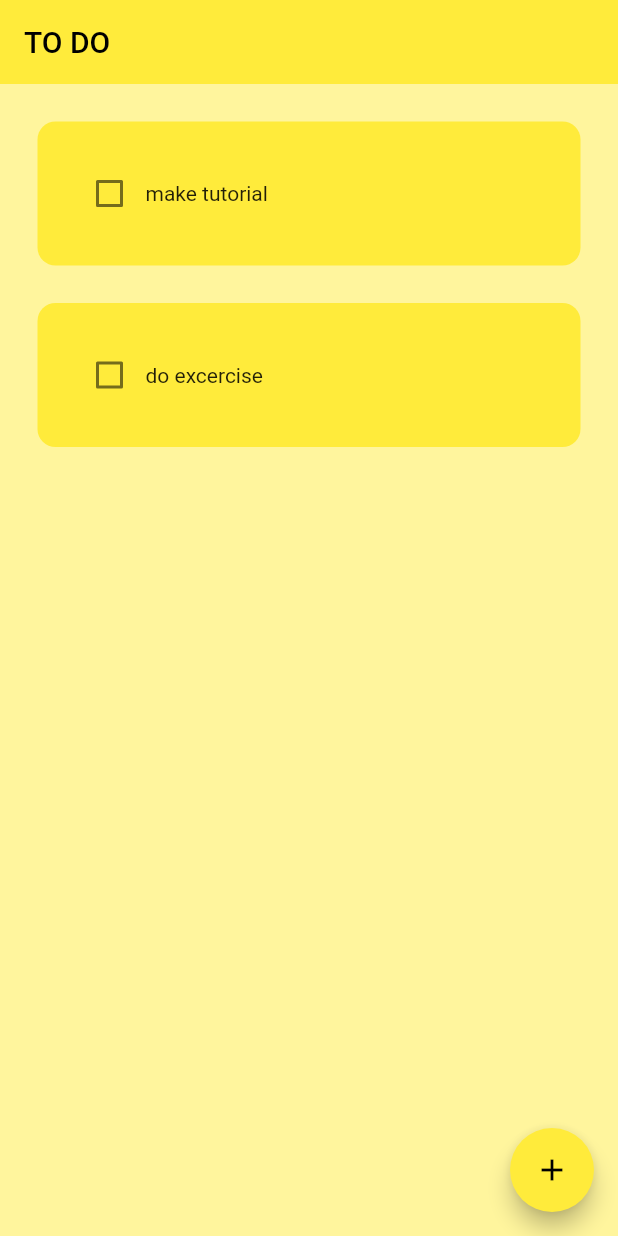
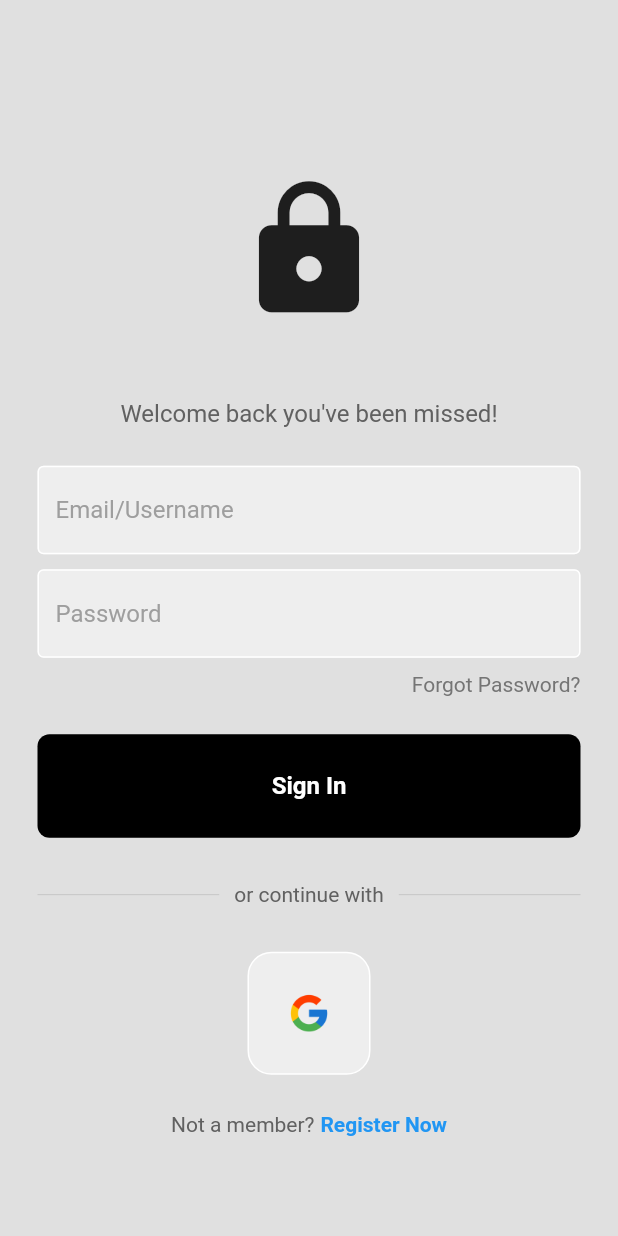
Before and after one commit to dhrm9/SaveYourDay, a Flutter app: the screen it shows after launch, on a phone screen of 412 x 824 dp. Run offline on Flutter 3.47's test engine with Material 2 defaults, Android fonts, the phone set to English and light mode, and no system bars; drawn by our look-alikes of flutter_slidable; our stand-ins replace firebase_auth, firebase_core, google_sign_in, hive_flutter; accounts and stored records are empty.

Commit message:
changes in some filees

```diff
--- /dev/null
+++ b/lib/components/my_button.dart
@@ -0,0 +1,39 @@
+import 'package:flutter/material.dart';
+
+class MyButton extends StatelessWidget {
+
+  final Function()? onTap;
+  final String text;
+
+
+  const MyButton({
+    super.key,
+    required this.onTap,
+    required this.text,
+    });
+
+  @override
+  Widget build(BuildContext context) {
+    return GestureDetector(
+      onTap: onTap,
+      child: Container(
+        padding: EdgeInsets.all(25),
+        margin: EdgeInsets.symmetric(horizontal: 25),
+        decoration:  BoxDecoration(
+          color: Colors.black,
+          borderRadius: BorderRadius.circular(8),
+          ),
+        child: Center(
+          child: Text(
+            text,
+            style: TextStyle(
+              color: Colors.white,
+              fontSize: 16,
+              fontWeight: FontWeight.bold,
+              ),
+            ),
+          ),
+      ),
+    );
+  }
+}
--- /dev/null
+++ b/lib/components/my_textfield.dart
@@ -0,0 +1,39 @@
+import 'package:flutter/material.dart';
+
+class MyTextField extends StatelessWidget {
+  final controller;
+  final String hintText;
+  final bool obscureText;
+
+   const MyTextField({
+    super.key,
+    required this.controller,
+    required this.hintText,
+    required this.obscureText,
+    });
+
+  @override
+  Widget build(BuildContext context) {
+    return Padding(
+
+      padding: const EdgeInsets.symmetric(horizontal: 25.0),
+      child: TextField(
+
+        controller: controller,
+        obscureText:obscureText,
+        decoration: InputDecoration(
+          enabledBorder: const OutlineInputBorder(
+            borderSide: BorderSide(color: Colors.white),
+          ),
+          focusedBorder: OutlineInputBorder(
+            borderSide: BorderSide(color: Colors.grey.shade400),
+          ),
+          fillColor: Colors.grey.shade200,
+          filled: true,
+          hintText: hintText,
+          hintStyle: TextStyle(color: Colors.grey[500])
+        ),
+      ),
+    );
+  }
+}
--- /dev/null
+++ b/lib/components/square_tile.dart
@@ -0,0 +1,32 @@
+
+import 'package:flutter/material.dart';
+
+class SquareTile extends StatelessWidget {
+  final String imagePath;
+  final Function()? onTap;
+
+  const SquareTile({
+    super.key,
+    required this.imagePath,
+    required this.onTap,
+    });
+
+  @override
+  Widget build(BuildContext context) {
+    return GestureDetector(
+      onTap: onTap,
+      child: Container(
+        padding: EdgeInsets.all(20),
+        decoration: BoxDecoration(
+          border: Border.all(color: Colors.white),
+          borderRadius: BorderRadius.circular(16),
+          color: Colors.grey[200],
+          ),
+        child: Image.asset(
+          imagePath,
+          height: 40,
+        ),
+      ),
+    );
+  }
+}
--- a/lib/main.dart
+++ b/lib/main.dart
@@ -1,9 +1,14 @@
 import 'package:flutter/material.dart';
-import 'package:flutter_application_4/pages/home_page.dart';
+import 'package:flutter_application_4/pages/auth_page.dart';
 import 'package:hive_flutter/hive_flutter.dart';
+import 'package:firebase_core/firebase_core.dart';
+import 'firebase_options.dart';
 
 void main() async {
-
+  WidgetsFlutterBinding.ensureInitialized();
+  await Firebase.initializeApp(
+    options: DefaultFirebaseOptions.currentPlatform,
+  );
   //initalize the hive
   await Hive.initFlutter();
 
@@ -15,16 +20,18 @@ void main() async {
   runApp(const MyApp());
 }
 
+
 class MyApp extends StatelessWidget {
   const MyApp({super.key});
+
 
   // This widget is the root of your application.
   @override
   Widget build(BuildContext context) {
     return MaterialApp(
      debugShowCheckedModeBanner: false,
-     home: HomePage(),
-     theme: ThemeData(primarySwatch: Colors.yellow),
+     home: AuthPage(),
+     theme: ThemeData(primarySwatch: Colors.blue),
     );
   }
 }
--- /dev/null
+++ b/lib/pages/auth_page.dart
@@ -0,0 +1,30 @@
+
+import 'package:firebase_auth/firebase_auth.dart';
+import 'package:flutter/material.dart';
+import 'package:flutter_application_4/pages/home_page.dart';
+import 'package:flutter_application_4/pages/login_or_register.dart';
+
+class AuthPage extends StatelessWidget {
+  const AuthPage({super.key});
+
+  @override
+  Widget build(BuildContext context) {
+    return Scaffold(
+
+      body: StreamBuilder<User?>(
+        stream: FirebaseAuth.instance.authStateChanges(),
+        builder: (context , snapshot) {
+          //user logged in
+           if(snapshot.hasData){
+            return HomePage();
+           }
+
+          //user not logged in
+          else {
+            return const LoginOrRegisterPage();
+          }
+        },
+      )
+    );
+  }
+}
--- /dev/null
+++ b/lib/pages/login_or_register.dart
@@ -0,0 +1,37 @@
+
+import 'package:flutter/material.dart';
+import 'package:flutter_application_4/pages/login_page.dart';
+import 'package:flutter_application_4/pages/register_page.dart';
+
+class LoginOrRegisterPage extends StatefulWidget {
+  const LoginOrRegisterPage({super.key});
+
+  @override
+  State<LoginOrRegisterPage> createState() => _LoginOrRegisterPageState();
+}
+
+class _LoginOrRegisterPageState extends State<LoginOrRegisterPage> {
+  //initially show login page
+  bool showLoginPage = true;
+
+  //toggle between login and register page
+  void togglePages() {
+    setState(() {
+      showLoginPage = !showLoginPage;
+    });
+  }
+
+
+  @override
+  Widget build(BuildContext context) {
+    if(showLoginPage) {
+      return LoginPage(
+        onTap: togglePages,
+      );
+    } else {
+      return Registerpage(
+        onTap: togglePages,
+      );
+    }
+  }
+}
--- /dev/null
+++ b/lib/pages/login_page.dart
@@ -0,0 +1,203 @@
+import 'package:firebase_auth/firebase_auth.dart';
+import 'package:flutter/material.dart';
+import 'package:flutter_application_4/components/my_button.dart';
+import 'package:flutter_application_4/components/my_textfield.dart';
+import 'package:flutter_application_4/components/square_tile.dart';
+import 'package:flutter_application_4/services/auth_service.dart';
+
+class LoginPage extends StatefulWidget {
+   final Function()? onTap;
+   const LoginPage({
+    super.key,
+    required this.onTap,
+    });
+
+  @override
+  State<LoginPage> createState() => _LoginPageState();
+}
+
+class _LoginPageState extends State<LoginPage> {
+  //text editing controller
+  final emailController = TextEditingController();
+
+  final passwordController = TextEditingController();
+
+//sign user in method
+  void signUserIn() async {
+    //progress indicator
+    showDialog(
+      context: context,
+      builder: (context) {
+        return const Center(
+          child: CircularProgressIndicator(),
+        );
+      },
+    );
+
+    //try sign in
+    try {
+      await FirebaseAuth.instance.signInWithEmailAndPassword(
+        email: emailController.text,
+        password: passwordController.text,
+      );
+      Navigator.pop(context);
+    } on FirebaseAuthException catch (e) {
+      Navigator.pop(context);
+
+      showErrorMessage(e.code);
+    }
+  }
+
+  //wrong email method
+  void showErrorMessage(String message) {
+    showDialog(
+      context: context,
+      builder: (context) {
+        return AlertDialog(
+          backgroundColor: Colors.white,
+          title: Center(
+            child: Text(message),
+          ),
+        );
+      },
+    );
+  }
+
+  @override
+  Widget build(BuildContext context) {
+    return Scaffold(
+      backgroundColor: Colors.grey[300],
+      body: SafeArea(
+        child: Center(
+          child: SingleChildScrollView(
+            child: Column(mainAxisAlignment: MainAxisAlignment.center, children: [
+              const SizedBox(height: 50),
+              //logo
+
+              const Icon(
+                Icons.lock,
+                size: 100,
+              ),
+
+              const SizedBox(height: 50),
+
+              //welcome back your have been misse d
+              Text(
+                'Welcome back you\'ve been missed!',
+                style: TextStyle(
+                  color: Colors.grey[700],
+                  fontSize: 16,
+                ),
+              ),
+
+              const SizedBox(height: 25),
+
+              //user textfield
+              MyTextField(
+                controller: emailController,
+                hintText: 'Email/Username',
+                obscureText: false,
+              ),
+
+              const SizedBox(height: 10),
+              //password textfield
+              MyTextField(
+                controller: passwordController,
+                hintText: 'Password',
+                obscureText: true,
+              ),
+
+              const SizedBox(height: 10),
+              //forgot password
+              Padding(
+                padding: const EdgeInsets.symmetric(horizontal: 25.0),
+                child: Row(
+                  mainAxisAlignment: MainAxisAlignment.end,
+                  children: [
+                    Text(
+                      'Forgot Password?',
+                      style: TextStyle(
+                        color: Colors.grey[600],
+                      ),
+                    ),
+                  ],
+                ),
+              ),
+
+              const SizedBox(height: 25),
+
+              //sign in button
+              MyButton(
+                text: "Sign In",
+                onTap: signUserIn,
+              ),
+
+              const SizedBox(height: 30),
+              //or continue with goggle
+              Padding(
+                padding: const EdgeInsets.symmetric(horizontal: 25.0),
+                child: Row(
+                  children: [
+                    Expanded(
+                      child: Divider(
+                        thickness: 0.5,
+                        color: Colors.grey[400],
+                      ),
+                    ),
+                    Padding(
+                      padding: const EdgeInsets.symmetric(horizontal: 10.0),
+                      child: Text(
+                        'or continue with',
+                        style: TextStyle(color: Colors.grey[700]),
+                      ),
+                    ),
+                    Expanded(
+                      child: Divider(
+                        thickness: 0.5,
+                        color: Colors.grey[400],
+                      ),
+                    ),
+                  ],
+                ),
+              ),
+              //google or apple
+
+              const SizedBox(height: 30),
+
+               Row(
+                mainAxisAlignment: MainAxisAlignment.center,
+                children: [
+                  SquareTile(
+                    onTap: () => AuthService().googleSignIn(context),
+                    imagePath: 'lib/images/gogle.png'),
+                ],
+              ),
+
+              const SizedBox(height: 25),
+
+              //not a memeber ? register
+              Row(
+                mainAxisAlignment: MainAxisAlignment.center,
+                children: [
+                    Text(
+                      'Not a member?',
+                      style: TextStyle(color: Colors.grey[700]),
+                    ),
+                  const SizedBox(width: 4),
+                  GestureDetector(
+                    onTap: widget.onTap,
+                    child: const Text(
+                      "Register Now",
+                      style: TextStyle(
+                          color: Colors.blue, fontWeight: FontWeight.bold),
+                    ),
+                  )
+                ],
+              )
+            ]),
+          ),
+        ),
+      ),
+    );
+  }
+}
--- /dev/null
+++ b/lib/services/auth_service.dart
@@ -0,0 +1,43 @@
+import 'package:firebase_auth/firebase_auth.dart';
+import 'package:flutter/material.dart';
+import 'package:google_sign_in/google_sign_in.dart';
+
+class AuthService {
+  GoogleSignIn _googleSignIn = GoogleSignIn(
+    scopes: [
+      'email',
+      'https://www.googleapis.com/auth/contacts.readonly',
+    ],
+  );
+
+    FirebaseAuth auth = FirebaseAuth.instance;
+
+  Future<void> googleSignIn(BuildContext context) async {
+    try {
+        GoogleSignInAccount? gUser = await  _googleSignIn.signIn();
+        if(gUser!=null){
+          GoogleSignInAuthentication? gAuth = await gUser.authentication;
+
+          AuthCredential credential = GoogleAuthProvider.credential(
+            idToken: gAuth.idToken,
+            accessToken: gAuth.accessToken,
+          );
+           try{
+           UserCredential userCredential =
+            await auth.signInWithCredential(credential);
+           } catch(e) {
+                final snackBar = SnackBar(content: Text(e.toString()));
+                ScaffoldMessenger.of(context).showSnackBar(snackBar);
+            }
+
+        } else {
+          final snackBar = SnackBar(content: Text("Not able to sign in"));
+          ScaffoldMessenger.of(context).showSnackBar(snackBar);
+
+        }
+    } catch (e) {
+          final snackBar = SnackBar(content: Text(e.toString()));
+          ScaffoldMessenger.of(context).showSnackBar(snackBar);
+    }
+  }
+}
--- a/lib/util/todo_tile.dart
+++ b/lib/util/todo_tile.dart
@@ -34,7 +34,7 @@ class ToDoTile extends StatelessWidget {
         child: Container(
           padding: EdgeInsets.all(24),
           decoration: BoxDecoration(
-            color: Colors.yellow,
+            color: Colors.white70,
             borderRadius: BorderRadius.circular(12),
             ),
           child: Row(
```
Also changed, not shown: lib/pages/home_page.dart (+7 -1 lines), lib/pages/register_page.dart (added, +207 -0 lines), pubspec.yaml (+6 -3 lines), lib/firebase_options.dart (added), lib/images/gogle.png (added), pubspec.lock, 8 other files.
